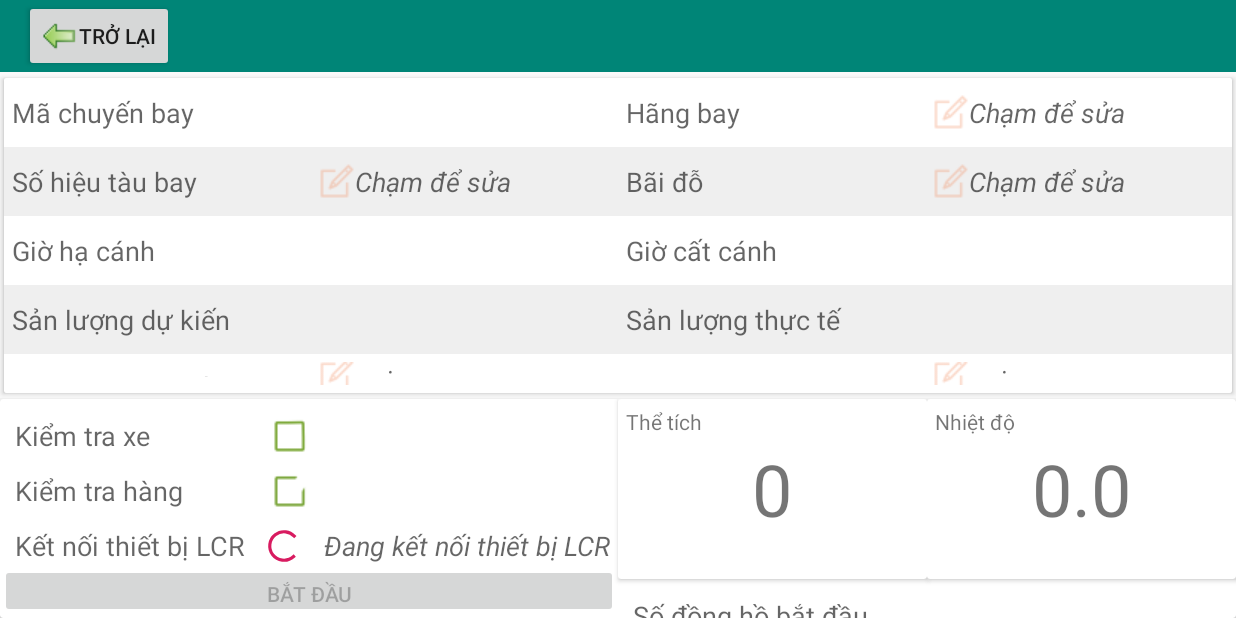
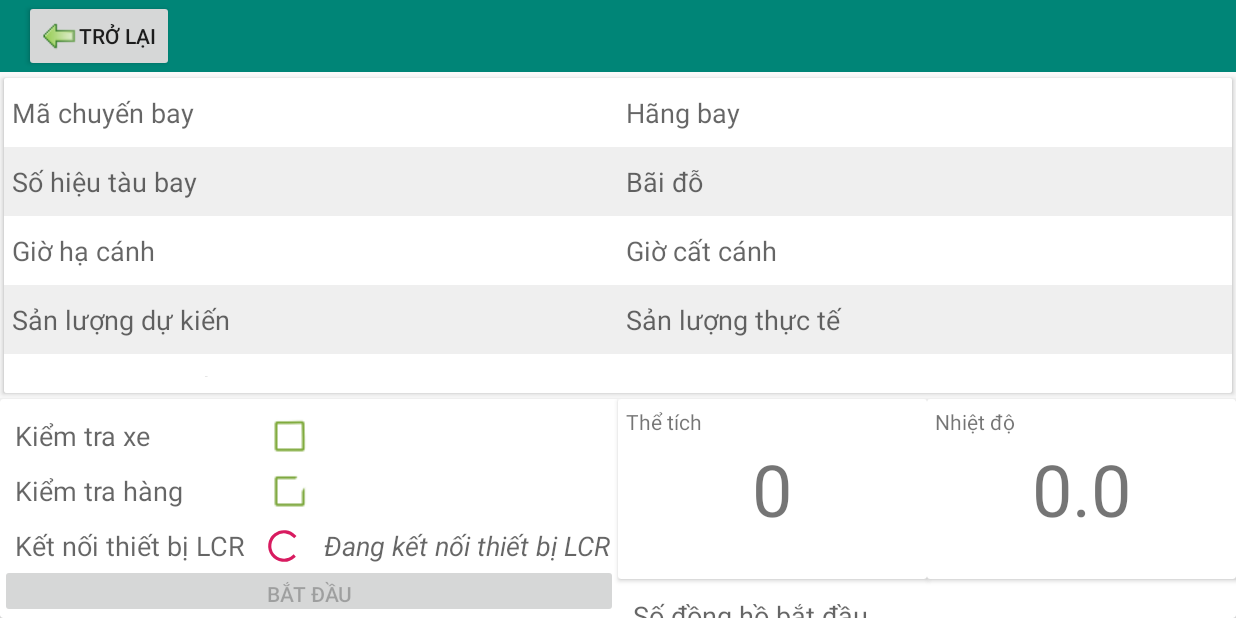
Before and after one commit to huyhk/fms4, an Android app: the RefuelDetailActivity screen opened directly, with no data from a screen before it, on a phone screen of 824 x 412 dp (held sideways). Run offline under Robolectric (Android 15) with nearby library versions, the phone set to English and light mode, and no system bars; our stand-ins replace Room's generated code, data binding; libraries missing offline, so code that uses them is left out: com.liquidcontrols.lcr; network calls fail; 13 statements that could not run were skipped.

Commit message:
20201221

```diff
--- a/app/src/main/java/com/megatech/fms/FMSApplication.java
+++ b/app/src/main/java/com/megatech/fms/FMSApplication.java
@@ -24,6 +24,7 @@ public class FMSApplication extends Application implements LifecycleObserver {
         super.onCreate();
         cApp = this;
     }
+
 
     public AppDatabase getDatabase() {
         return AppDatabase.getInstance(this);
--- a/app/src/main/java/com/megatech/fms/RefuelPreviewActivity.java
+++ b/app/src/main/java/com/megatech/fms/RefuelPreviewActivity.java
@@ -175,7 +175,7 @@ public class RefuelPreviewActivity extends UserBaseActivity implements View.OnCl
         dialog.findViewById(R.id.btnPrintConfirm).setOnClickListener(new View.OnClickListener() {
             @Override
             public void onClick(View v) {
-                printInvoice();
+                printInvoice(!single);
                 dialog.dismiss();
             }
         });
@@ -190,8 +190,8 @@ public class RefuelPreviewActivity extends UserBaseActivity implements View.OnCl
         dialog.show();
     }
 
-    private void printInvoice() {
-        if (!new PrintWorker(this).printItem(refuelData, true)) {
+    private void printInvoice(boolean printInvoice) {
+        if (!new PrintWorker(this).printItem(refuelData, printInvoice)) {
             refuelData.setPrintStatus(RefuelItemData.ITEM_PRINT_STATUS.ERROR);
         }
 
--- a/app/src/main/res/layout-land/activity_refuel_detail.xml
+++ b/app/src/main/res/layout-land/activity_refuel_detail.xml
@@ -126,10 +126,7 @@
                             android:layout_width="0dp"
                             android:layout_height="wrap_content"
                             android:layout_weight="0.25"
-                            android:drawableLeft="@drawable/ic_edit"
                             android:focusable="false"
-                            android:hint="@string/touch_to_edit"
-                            android:onClick="onClick"
                             android:padding="5dp"
                             android:text="@{mItem.airlineModel.name}" />
 
@@ -156,10 +153,7 @@
                             android:layout_width="0dp"
                             android:layout_height="wrap_content"
                             android:layout_weight="0.25"
-                            android:drawableLeft="@drawable/ic_edit"
                             android:focusable="false"
-                            android:hint="@string/touch_to_edit"
-                            android:onClick="onClick"
                             android:padding="5dp"
                             android:text="@{mItem.aircraftCode}"
                             android:textIsSelectable="true"
@@ -189,10 +183,7 @@
                             android:layout_width="0dp"
                             android:layout_height="wrap_content"
                             android:layout_weight="0.25"
-                            android:drawableStart="@drawable/ic_edit"
                             android:focusable="false"
-                            android:hint="@string/touch_to_edit"
-                            android:onClick="onClick"
                             android:padding="5dp"
                             android:text="@{mItem.parkingLot}"
                             android:textIsSelectable="true" />
@@ -312,10 +303,7 @@
                             android:layout_width="0dp"
                             android:layout_height="wrap_content"
                             android:layout_weight="0.25"
-                            android:drawableLeft="@drawable/ic_edit"
                             android:focusable="false"
-                            android:hint="@string/touch_to_edit"
-                            android:onClick="onClick"
                             android:padding="5dp"
                             android:text='@{String.format("%.2f",mItem.manualTemperature)}'
                             android:textIsSelectable="true" />
@@ -344,10 +332,7 @@
                             android:layout_width="0dp"
                             android:layout_height="wrap_content"
                             android:layout_weight="0.25"
-                            android:drawableLeft="@drawable/ic_edit"
                             android:focusable="false"
-                            android:hint="@string/touch_to_edit"
-                            android:onClick="onClick"
                             android:padding="5dp"
                             android:text='@{String.format("%.4f",mItem.density)}'
                             android:textIsSelectable="true" />
@@ -384,10 +369,7 @@
                             android:layout_width="0dp"
                             android:layout_height="wrap_content"
                             android:layout_weight="0.25"
-                            android:drawableStart="@drawable/ic_edit"
                             android:focusable="false"
-                            android:hint="@string/touch_to_edit"
-                            android:onClick="onClick"
                             android:padding="5dp"
                             android:text='@{mItem.qualityNo}'
                             android:textIsSelectable="true" />
@@ -407,10 +389,7 @@
                             android:layout_width="0dp"
                             android:layout_height="wrap_content"
                             android:layout_weight="0.25"
-                            android:drawableLeft="@drawable/ic_edit"
                             android:focusable="false"
-                            android:hint="@string/touch_to_edit"
-                            android:onClick="onClick"
                             android:padding="5dp"
                             android:text='@{String.format("%.0f%%",mItem.taxRate*100)}' />
 
```
Also changed, not shown: app/src/main/java/com/megatech/fms/helpers/PrintWorker.java (+70 -3 lines).
